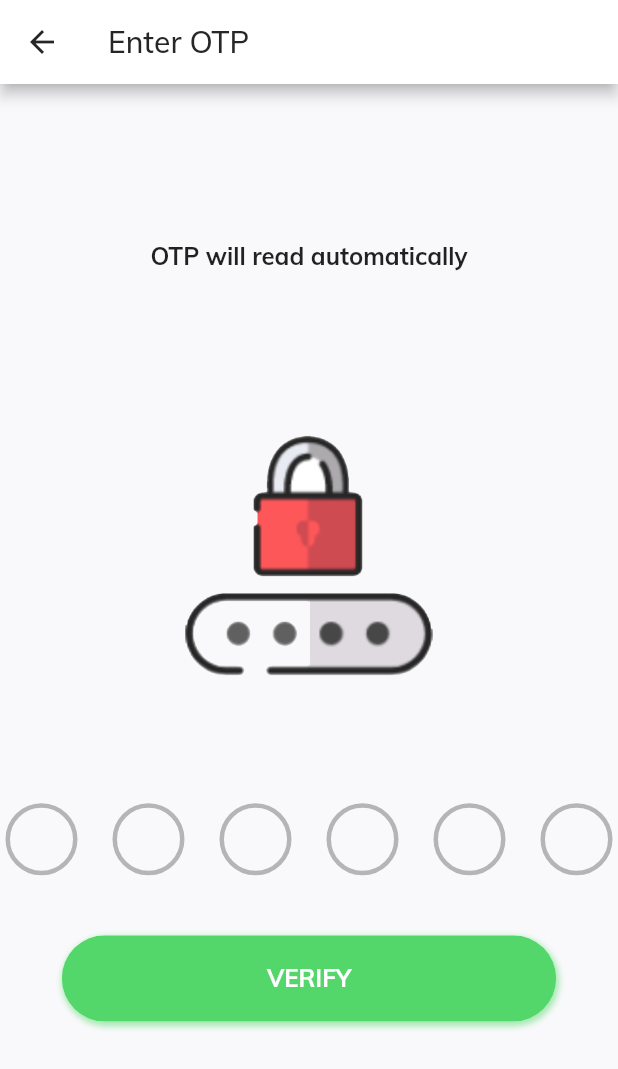
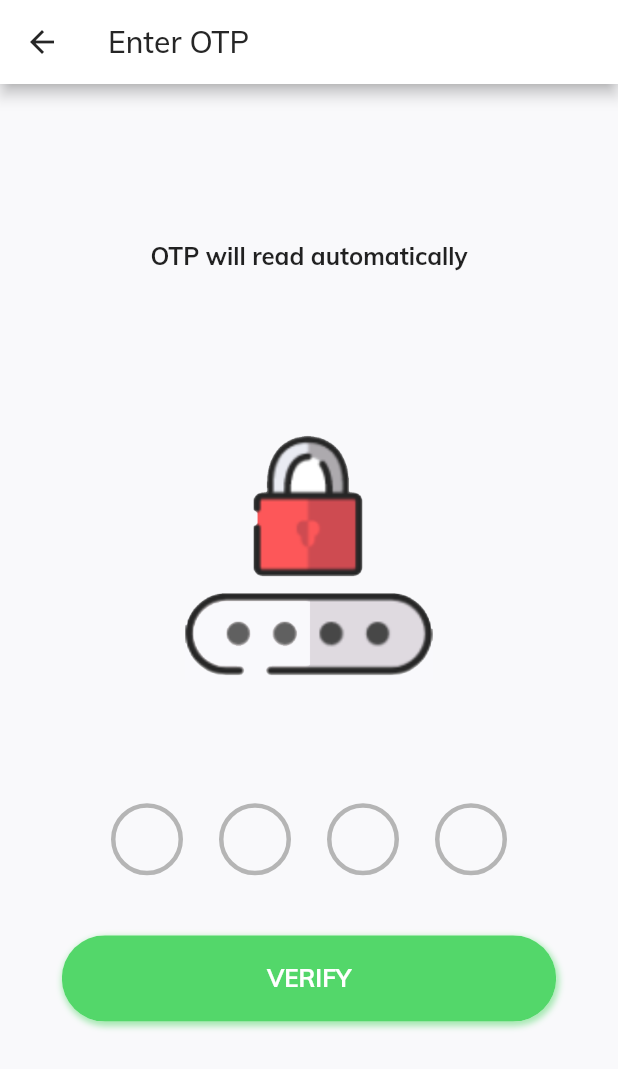
Before and after one commit to icadpratama/kurir_app, a Flutter app: the VerifyScreen screen opened directly, on a phone screen of 412 x 824 dp. Shown: the top 1069 px of the screen. Run offline on Flutter 3.47's test engine with Material 2 defaults, Android fonts, the phone set to English and light mode, and no system bars; drawn by our look-alikes of pin_input_text_field, sms_autofill; our stand-ins replace firebase_auth; accounts and stored records are empty.

Commit message:
Change pin verify length from 6 to 4

```diff
--- a/lib/Screens/Verify/components/body.dart
+++ b/lib/Screens/Verify/components/body.dart
@@ -41,9 +41,9 @@ class Body extends StatelessWidget {
               ),
               SizedBox(height: size.height * 0.1),
               Container(
-                padding: EdgeInsets.fromLTRB(0, 0, 0, 0),
+                padding: EdgeInsets.fromLTRB(70, 0, 70, 0),
                 child: PinFieldAutoFill(
-                  codeLength: 6,
+                  codeLength: 4,
                   onCodeChanged: (val) {
                     if (val.length > 3) {
                       Navigator.push(
```
